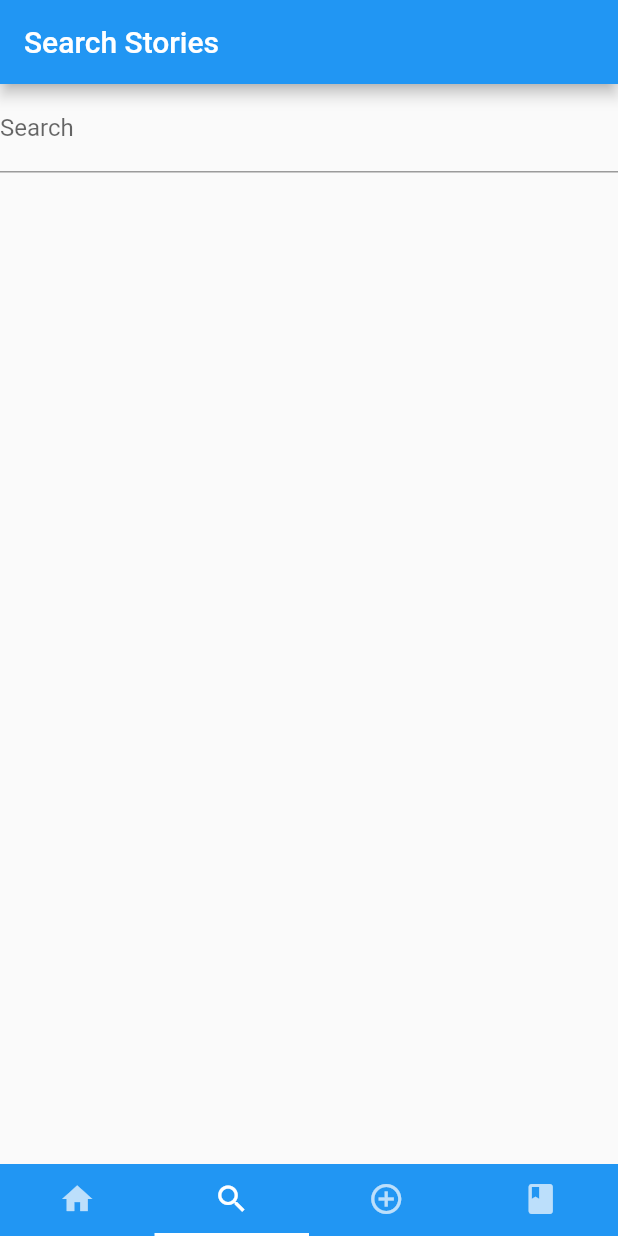
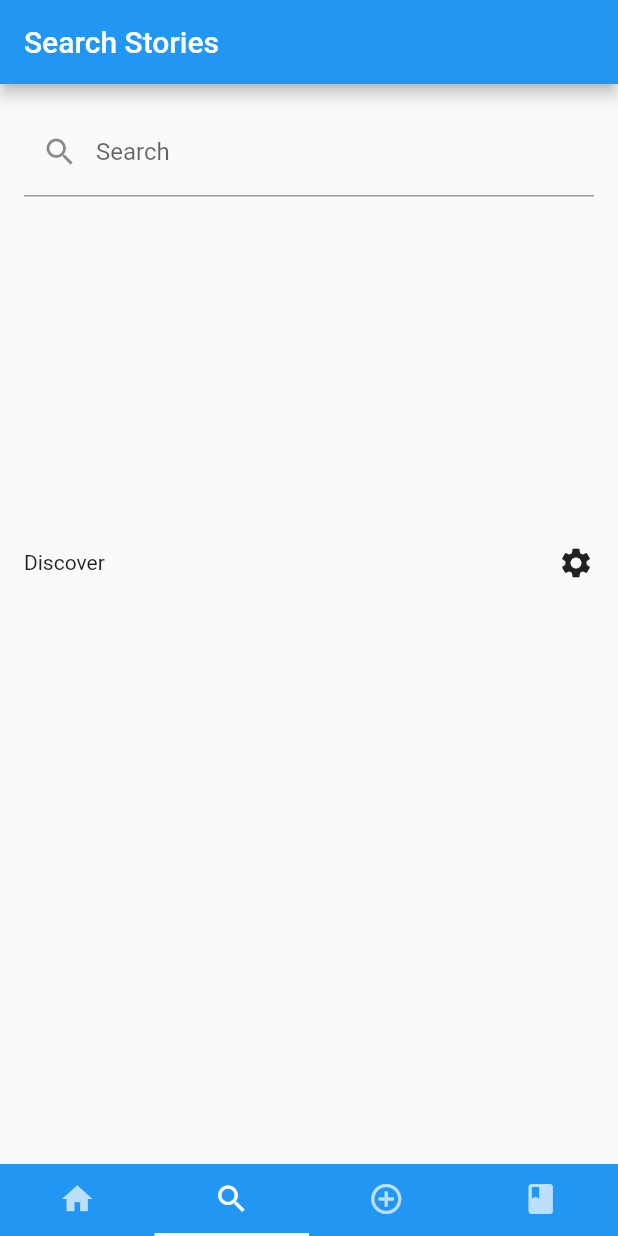
Before and after one commit to StorytellingApp/Audioasis, a Flutter app: the screen it shows once a user with an empty profile is signed in, item 2 of the bottom bar chosen, on a phone screen of 412 x 824 dp. Run offline on Flutter 3.47's test engine with Material 2 defaults, Android fonts, the phone set to English and light mode, and no system bars; our stand-ins replace audioplayers, cloud_firestore, email_validator, file_picker, firebase_auth, firebase_core and 1 more; accounts and stored records are empty.

Commit message:
Added search page stuff

```diff
--- a/lib/library_pages.dart
+++ b/lib/library_pages.dart
@@ -22,6 +22,13 @@ class _LibraryTabPageState extends State<LibraryTabPage> {
       appBar: AppBar(
         title: const Text('Library'),
       ),
+      body: Column(
+        mainAxisAlignment: MainAxisAlignment.center,
+        children: [
+          ElevatedButton(onPressed: () => FirebaseAuth.instance.signOut(),
+              child: const Text('Sign Out'))
+        ],
+      ),
     );
   }
 }
--- a/lib/login_widget.dart
+++ b/lib/login_widget.dart
@@ -45,37 +45,27 @@ class _LoginWidgetState extends State<LoginWidget> {
               const SizedBox(
                 height: 40.0,
               ),
-              Card(
-                margin: const EdgeInsets.symmetric(vertical: 10.0, horizontal: 25.0),
-                child: ListTile(
-                  leading: const Icon(
-                    Icons.email,
-                    color: Colors.blueGrey,
-                  ),
-                  title: TextField(
+              Container(
+                padding: const EdgeInsets.all(16),
+                child: TextField(
                   controller: userNameController,
                   textInputAction: TextInputAction.next,
                   decoration: const InputDecoration(
-                        labelText: 'Email'
+                      labelText: 'Email',
+                    prefixIcon: Icon(Icons.email)
                   ),
                 ),
               ),
-              ),
-              Card(
-                margin: const EdgeInsets.symmetric(vertical: 10.0, horizontal: 25.0),
-                child: ListTile(
-                  leading: const Icon(
-                    Icons.lock,
-                    color: Colors.blueGrey,
-                  ),
-                  title: TextField(
+              Container(
+                padding: const EdgeInsets.all(16),
+                child: TextField(
                   controller: passwordController,
                   textInputAction: TextInputAction.done,
                   decoration: const InputDecoration(
-                        labelText: 'Password'
+                      labelText: 'Password',
+                    prefixIcon: Icon(Icons.lock),
                   ),
                   obscureText: true,
-                  ),
                 ),
               ),
               GestureDetector(
--- a/lib/search_pages.dart
+++ b/lib/search_pages.dart
@@ -25,7 +25,6 @@ class _SearchTabPageState extends State<SearchTabPage> {
 
   String storyName = '';
 
-
   @override
   void dispose() {
     searchController.dispose();
@@ -42,35 +41,59 @@ class _SearchTabPageState extends State<SearchTabPage> {
           child: SingleChildScrollView(
             child: Column(
               children: [
-              TextField(
+                Container(
+                  padding: const EdgeInsets.all(16),
+                  child: TextField(
                     controller: searchController,
-                decoration: const InputDecoration(labelText: 'Search'),
+                    decoration: const InputDecoration(
+                        labelText: 'Search', prefixIcon: Icon(Icons.search)),
                     onChanged: (val) {
                       setState(() {
                         storyName = val;
                       });
                     },
                   ),
-
-              Container(
+                ),
+                SizedBox(
                   height: 200,
                   child: StreamBuilder(
-                  stream: FirebaseFirestore.instance.collection('Stories').snapshots(),
-                  builder: (context,snapshots) {
-                    return(snapshots.connectionState == ConnectionState.waiting)? Center(child: CircularProgressIndicator(),)
+                    stream: FirebaseFirestore.instance
+                        .collection('Stories')
+                        .snapshots(),
+                    builder: (context, snapshots) {
+                      return (snapshots.connectionState ==
+                              ConnectionState.waiting)
+                          ? Center(
+                              child: CircularProgressIndicator(),
+                            )
                           : ListView.builder(
                               itemCount: snapshots.data!.docs.length,
                               itemBuilder: (context, index) {
-                        var data = snapshots.data!.docs[index].data() as Map<String, dynamic>;
+                                var data = snapshots.data!.docs[index].data()
+                                    as Map<String, dynamic>;
 
-                        if (storyName.isEmpty){
+                                if (storyName.isEmpty) {
                                   return Container();
                                 }
 
-                        if (data['storyName'].toString().trim().toLowerCase().startsWith(storyName.trim().toLowerCase())){
-                          return ListTile( //TODO: add support for tapping
-                            title: Text(data['storyName'], maxLines: 1, overflow: TextOverflow.ellipsis,),
-                            subtitle: Text(data['description'],maxLines: 1,overflow: TextOverflow.ellipsis,),
+                                if (data['storyName']
+                                    .toString()
+                                    .trim()
+                                    .toLowerCase()
+                                    .startsWith(
+                                        storyName.trim().toLowerCase())) {
+                                  return ListTile(
+                                    //TODO: add support for tapping
+                                    title: Text(
+                                      data['storyName'],
+                                      maxLines: 1,
+                                      overflow: TextOverflow.ellipsis,
+                                    ),
+                                    subtitle: Text(
+                                      data['description'],
+                                      maxLines: 1,
+                                      overflow: TextOverflow.ellipsis,
+                                    ),
                                   );
                                 }
                                 return Container();
@@ -79,10 +102,41 @@ class _SearchTabPageState extends State<SearchTabPage> {
                     },
                   ),
                 ),
+                if (searchController.text.isEmpty) const ShowGenres(), //TODO: add other page things
               ],
             ),
           ),
-      )
-    );
+        ));
   }
 }
+
+class ShowGenres extends StatefulWidget {
+  const ShowGenres({Key? key}) : super(key: key);
+
+  @override
+  State<ShowGenres> createState() => _ShowGenresState();
+}
+
+class _ShowGenresState extends State<ShowGenres> {
+  @override
+  Widget build(BuildContext context) {
+    return Column(
+      mainAxisAlignment: MainAxisAlignment.center,
+      children: [
+        Row(
+          mainAxisAlignment: MainAxisAlignment.spaceBetween,
+          children: [
+            Container(
+              padding: EdgeInsets.all(16),
+              child: const Text("Discover"),
+            ),
+            Container(
+              padding: EdgeInsets.all(16),
+              child: Icon(Icons.settings),
+            ),
+          ],
+        ),
+      ],
+    ); //TODO: add list of genres
+  }
+}
```
Lines whose indentation alone changed are shown as unchanged.
